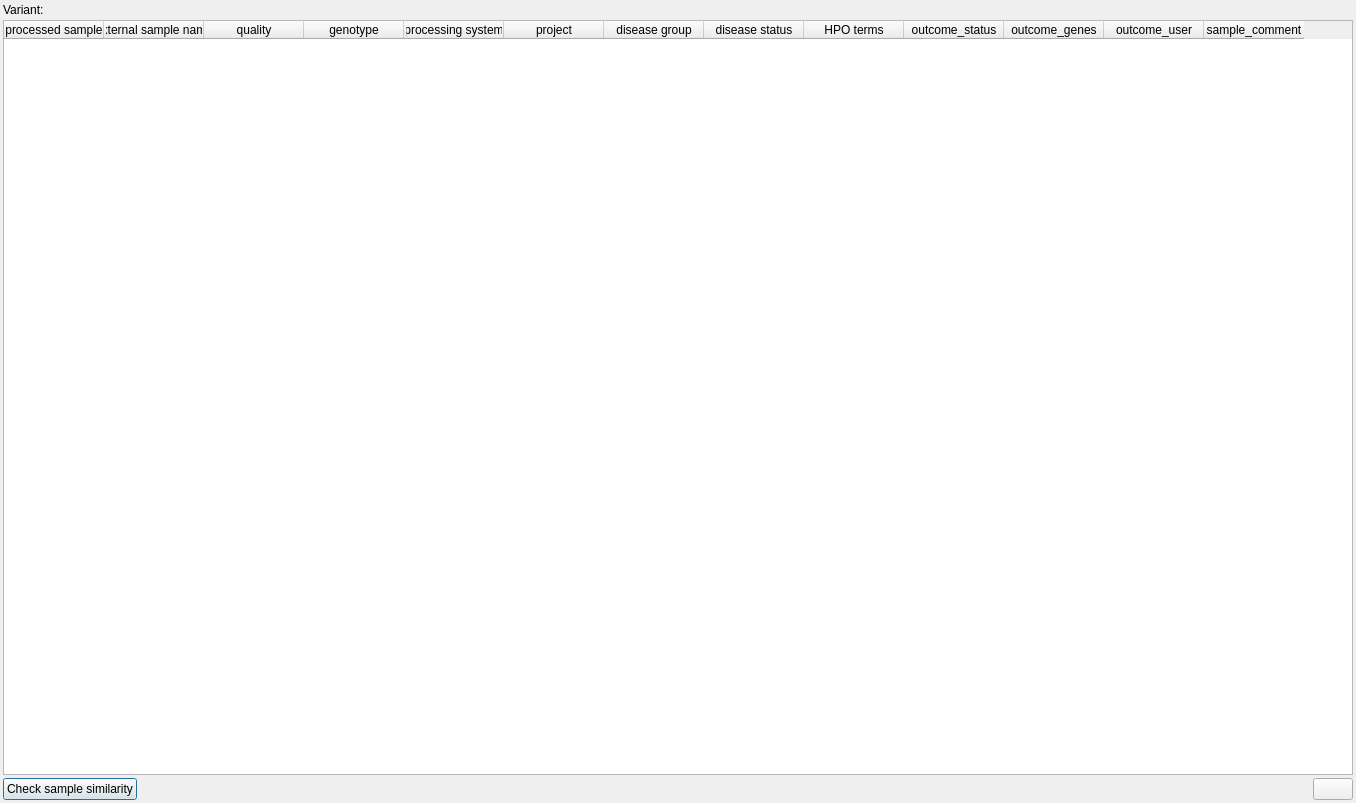
imgag/ngs-bits, file src/GSvar/VariantSampleOverviewDialog.ui: the form before one commit.
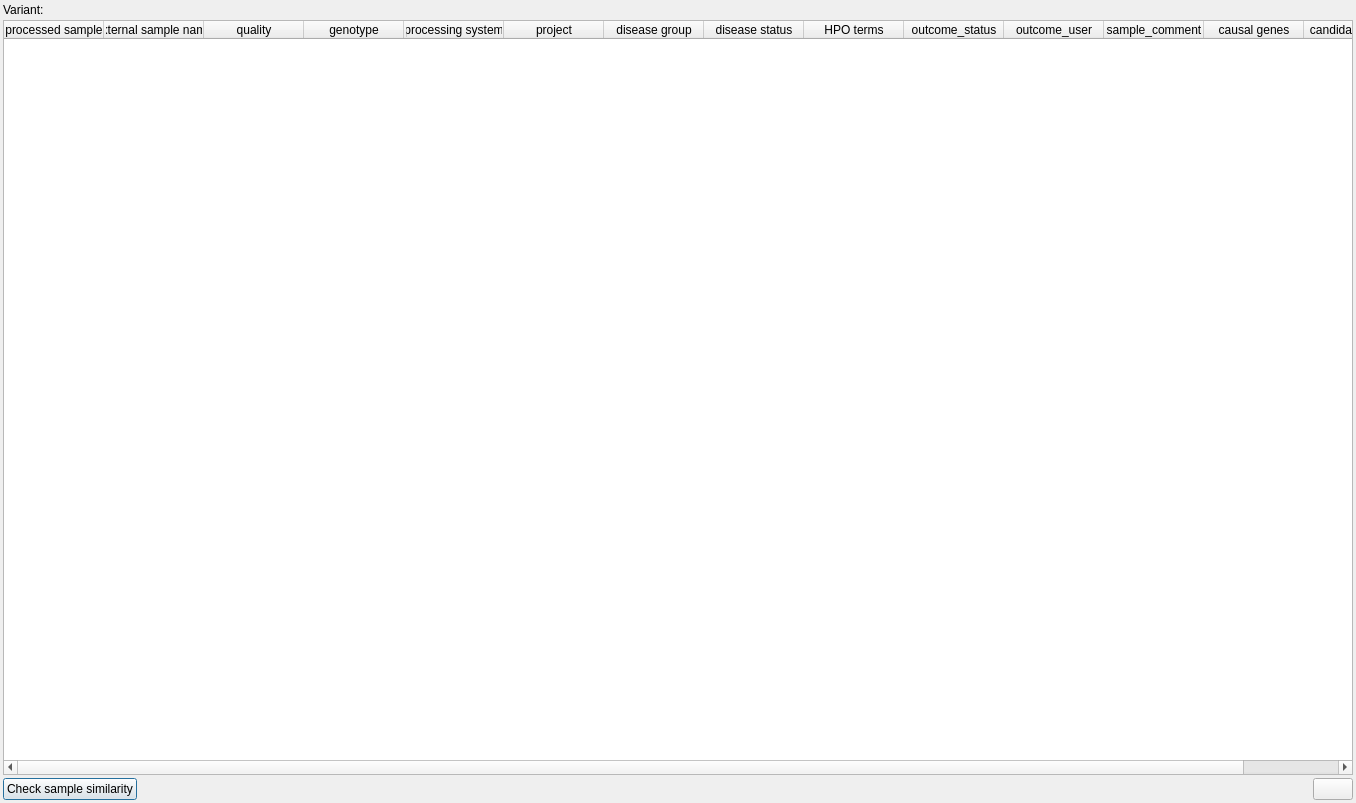
The form after the commit. Icons and pictures are not drawn.

Diff of the .ui file:
```diff
--- a/src/GSvar/VariantSampleOverviewDialog.ui
+++ b/src/GSvar/VariantSampleOverviewDialog.ui
@@ -126,11 +126,6 @@
        <string>outcome_status</string>
       </property>
      </column>
-     <column>
-      <property name="text">
-       <string>outcome_genes</string>
-      </property>
-     </column>
      <column>
       <property name="text">
        <string>outcome_user</string>
@@ -141,6 +136,16 @@
        <string>sample_comment</string>
       </property>
      </column>
+     <column>
+      <property name="text">
+       <string>causal genes</string>
+      </property>
+     </column>
+     <column>
+      <property name="text">
+       <string>candidate genes</string>
+      </property>
+     </column>
     </widget>
    </item>
    <item>
```
